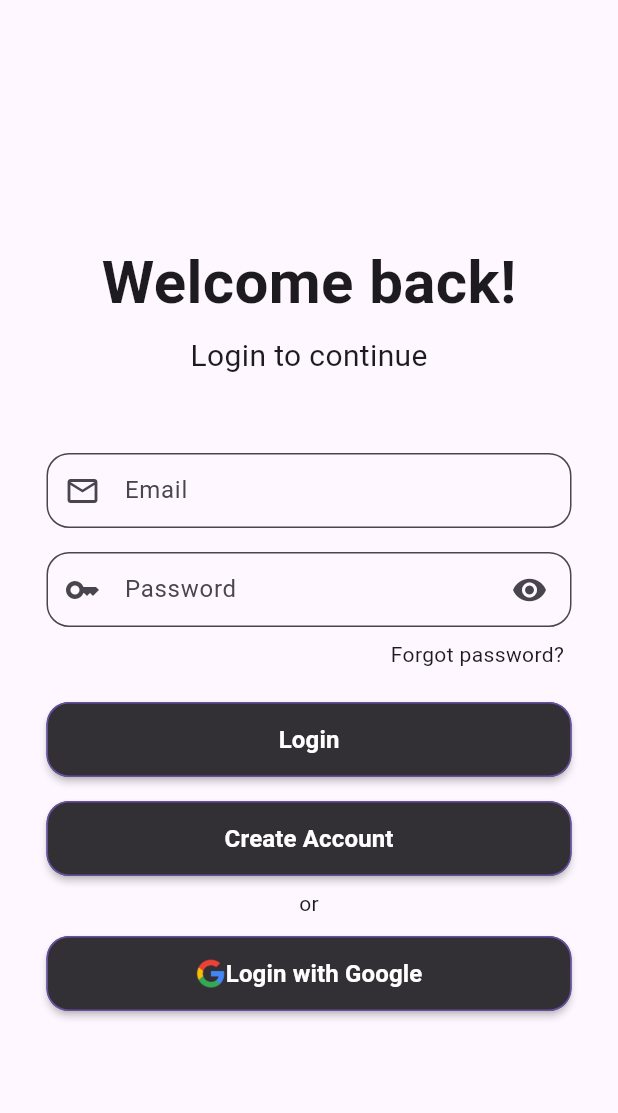
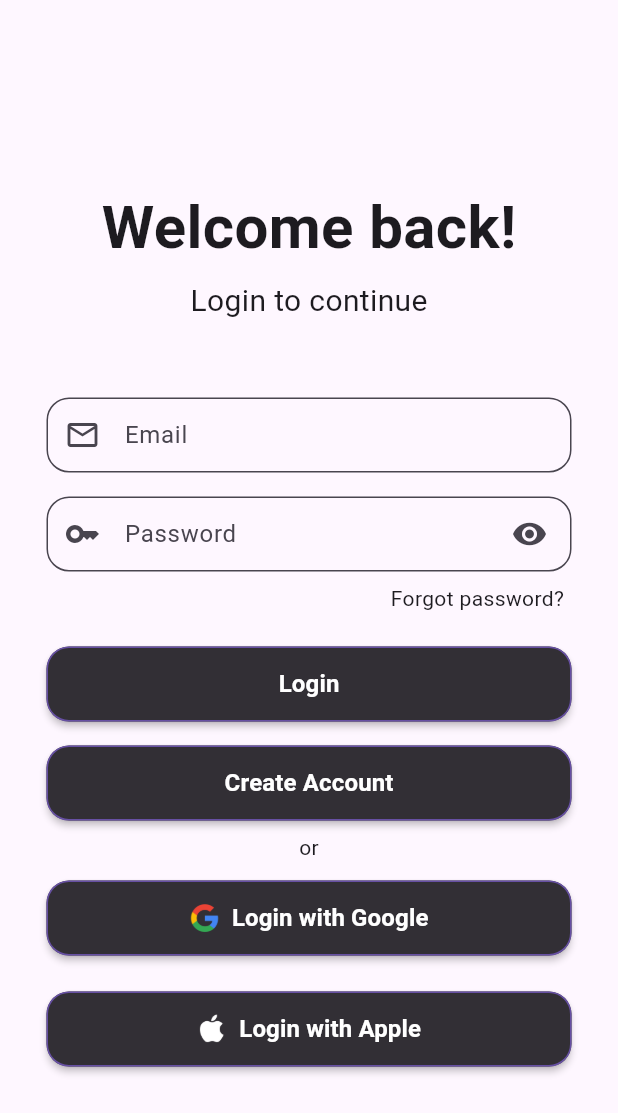
Before and after one commit to SriJaiGanapthySN/fantastic-app-provider, a Flutter app: the screen it shows after launch, on a phone screen of 412 x 824 dp. Shown: the top 1113 px of the screen. Run offline on Flutter 3.47's test engine with Material 3 defaults, Android fonts, the phone set to English and light mode, and no system bars; our stand-ins replace carousel_slider, cloud_firestore, firebase_auth, firebase_core, flutter_local_notifications, flutter_riverpod and 8 more; missing offline and left inert: email_otp_auth; accounts and stored records are empty; generated files the repository leaves out were written again; Roboto replaces fonts that are missing (SF Pro Display).

Commit message:
feat: added Apple sign-in

```diff
--- a/lib/repos/auth_repo.dart
+++ b/lib/repos/auth_repo.dart
@@ -13,6 +13,7 @@ abstract class AuthRepo {
     String password,
   );
   Future<AppUser?> signInWithGoogle();
+  Future<AppUser?> signInWithApple();
   Future<void> sendPasswordResetLink(
     String email,
   );
--- a/lib/screens/login_page.dart
+++ b/lib/screens/login_page.dart
@@ -40,7 +40,8 @@ class SignInPageState extends State<SignInPage> {
               _buildLoginButton(),
               _buildCreateAccountButton(),
               const Text('or'),
-              _buildLoginWithGoogleButton('assets/icons/google.png'),
+              buildLoginWithGoogleButton(),
+              buildLoginWithAppleButton(),
             ],
           ),
         ),
@@ -174,22 +175,6 @@ class SignInPageState extends State<SignInPage> {
     );
   }
 
-  // ignore: unused_element
-  Widget _buildLoginWithGoogleButton(String googleLogo) {
-    return Consumer(
-      builder: (context, ref, _) {
-        return Padding(
-          padding: const EdgeInsets.all(4.0),
-          child: ColoredButton(
-            onPressed: () => ref.read(authProvider.notifier).signInWithGoogle(),
-            labelText: "Login with Google",
-            image: AssetImage(googleLogo),
-          ),
-        );
-      },
-    );
-  }
-
   // Navigation methods
   void _navigateToForgotPasswordPage() {
     Navigator.push(
--- a/lib/widgets/monochrome_buttons.dart
+++ b/lib/widgets/monochrome_buttons.dart
@@ -1,4 +1,7 @@
 import 'package:flutter/material.dart';
+import 'package:flutter_riverpod/flutter_riverpod.dart';
+
+import '../providers/auth_provider.dart';
 
 class ColoredButton extends StatelessWidget {
   final String labelText;
@@ -108,3 +111,35 @@ class _ButtonInsideTFState extends State<ButtonInsideTF> {
     );
   }
 }
+
+Widget buildLoginWithGoogleButton() {
+  return Padding(
+    padding: const EdgeInsets.all(4.0),
+    child: Consumer(
+      builder: (context, ref, _) {
+        return ColoredButton(
+          onPressed: () => ref.read(authProvider.notifier).signInWithGoogle(),
+          labelText: "  Login with Google",
+          image: AssetImage('assets/icons/google.png'),
+        );
+      },
+    ),
+  );
+}
+
+Widget buildLoginWithAppleButton() {
+  return Padding(
+    padding: const EdgeInsets.all(4.0),
+    child: Consumer(
+      builder: (context, ref, _) {
+        return ColoredButton(
+          onPressed: () => ref.read(authProvider.notifier).signInWithApple(),
+          labelText: "  Login with Apple",
+          image: AssetImage(Theme.of(context).brightness == Brightness.light
+              ? 'assets/icons/apple_light.png'
+              : 'assets/icons/apple_dark.png'),
+        );
+      },
+    ),
+  );
+}
--- a/pubspec.yaml
+++ b/pubspec.yaml
@@ -50,6 +50,7 @@ dependencies:
   cloud_firestore: ^5.6.5
   flutter_bloc: ^9.1.0
   firebase_core: ^3.8.0
+  sign_in_with_apple: ^6.1.4
 
 dev_dependencies:
   flutter_test:
```
Also changed, not shown: lib/providers/auth_provider.dart (+10 -0 lines), lib/repos/firebase_auth_repo.dart (+72 -1 lines), lib/screens/create_account_page.dart (+2 -17 lines), assets/icons/apple_dark.png (added), assets/icons/apple_light.png (added), pubspec.lock, 1 other file.
